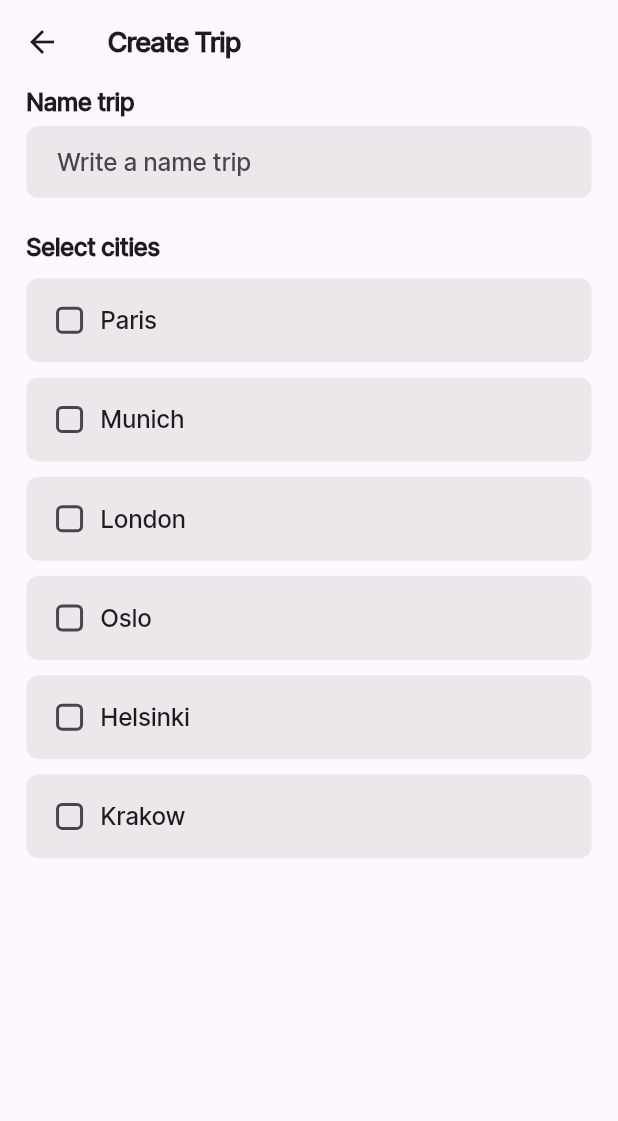
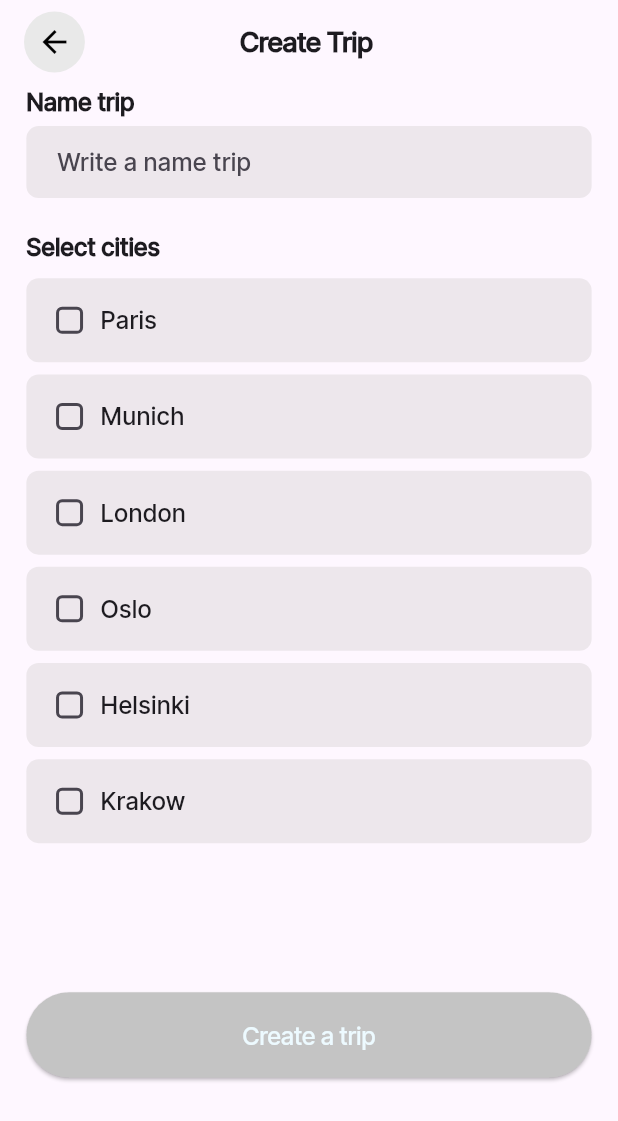
Before and after one commit to Nurtilekb/Fhica_test, a Flutter app: the CreateTrip screen opened directly, on a phone screen of 412 x 824 dp. Shown: the top 1121 px of the screen. Run offline on Flutter 3.47's test engine with Material 3 defaults, Android fonts, the phone set to English and light mode, and no system bars; our stand-ins replace flutter_screenutil.

Commit message:
change chekbox add button

```diff
--- a/lib/create_trip.dart
+++ b/lib/create_trip.dart
@@ -9,7 +9,7 @@ class CreateTrip extends StatefulWidget {
 }
 
 class _CreateTripState extends State<CreateTrip> {
-  List<bool> _checkboxValues = List<bool>.filled(10, false);
+  List<bool> _checkboxValues = List<bool>.filled(1000000, false);
   List contrys = <String>[
     "Paris",
     "Munich",
@@ -31,7 +31,18 @@ class _CreateTripState extends State<CreateTrip> {
   Widget build(BuildContext context) {
     return Scaffold(
       appBar: AppBar(
-        title: Text(
+        automaticallyImplyLeading: false,
+
+        title: Row(
+          children: [
+            CircleAvatar(
+              radius: 20.r,
+              backgroundColor: Color(0xffE9E9E9),
+              child: Center(child: BackButton(color: Colors.black)),
+            ),
+            Spacer(),
+            Center(
+              child: Text(
                 'Create Trip',
                 style: TextStyle(
                   fontSize: 18.sp,
@@ -40,7 +51,12 @@ class _CreateTripState extends State<CreateTrip> {
                 ),
               ),
             ),
-      body: Padding(
+            Spacer(),
+            SizedBox(width: 40.w, height: 40.h),
+          ],
+        ),
+      ),
+      body: Container(
         padding: EdgeInsets.symmetric(horizontal: 16.w),
         child: SingleChildScrollView(
           child: Column(
@@ -56,6 +72,12 @@ class _CreateTripState extends State<CreateTrip> {
               ),
               SizedBox(height: 5.h),
               TextFormField(
+                style: TextStyle(
+                  fontSize: 16.sp,
+                  fontWeight: FontWeight.w400,
+                  fontFamily: 'interTight',
+                  color: Colors.black,
+                ),
                 decoration: InputDecoration(
                   hintText: 'Write a name trip',
                   hintStyle: TextStyle(
@@ -88,7 +110,7 @@ class _CreateTripState extends State<CreateTrip> {
               Column(
                 children: List.generate(lengthofList, (i) {
                   return Container(
-                    margin: EdgeInsets.only(bottom: 10.h),
+                    margin: EdgeInsets.only(bottom: 8.h),
                     decoration: BoxDecoration(
                       color: Color.fromARGB(20, 36, 47, 13),
                       borderRadius: BorderRadius.circular(8.r),
@@ -122,6 +144,29 @@ class _CreateTripState extends State<CreateTrip> {
                   );
                 }),
               ),
+              SizedBox(height: 90.h),
+              ElevatedButton(
+                style: ElevatedButton.styleFrom(
+                  backgroundColor:
+                      _checkboxValues.where((value) => value).length > 1
+                          ? Color(0xFF00a5df)
+                          : Color(0xFFC4C4C4),
+                  minimumSize: Size(343.w, 56.h),
+                  shape: RoundedRectangleBorder(
+                    borderRadius: BorderRadius.circular(32.r),
+                  ),
+                ),
+                onPressed: () {},
+                child: Text(
+                  'Create a trip',
+                  style: TextStyle(
+                    color: Color(0xFFEDFAFF),
+                    fontSize: 16.sp,
+                    fontFamily: "interTight",
+                    fontWeight: FontWeight.w600,
+                  ),
+                ),
+              ),
             ],
           ),
         ),
```
Lines whose indentation alone changed are shown as unchanged.
